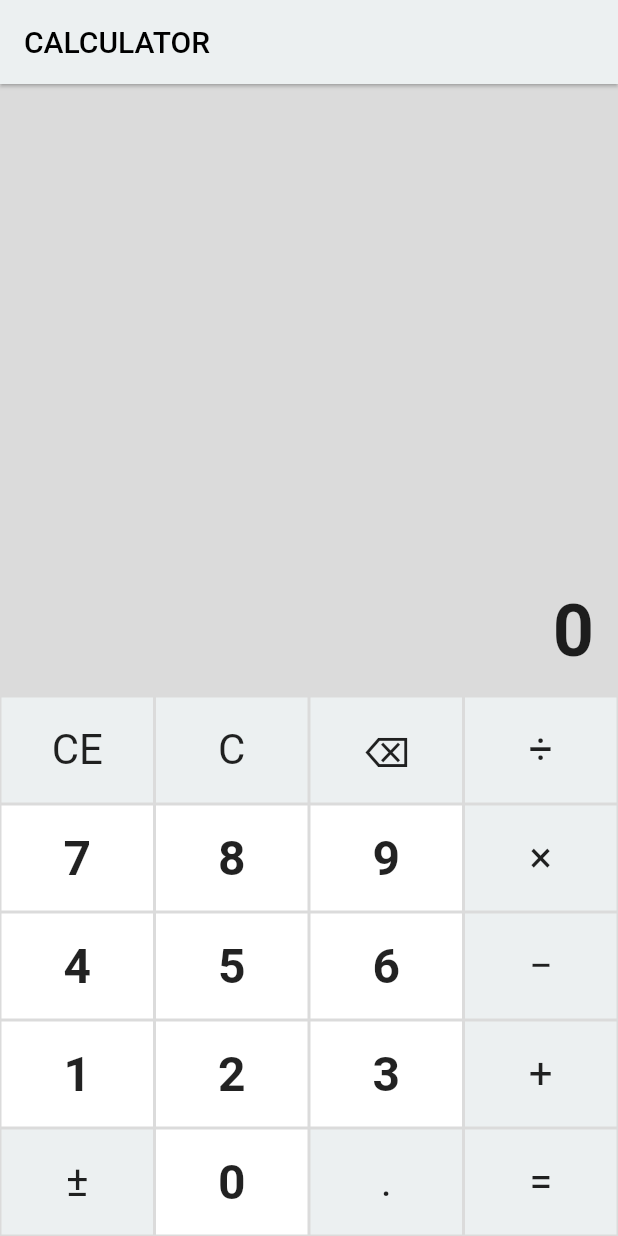
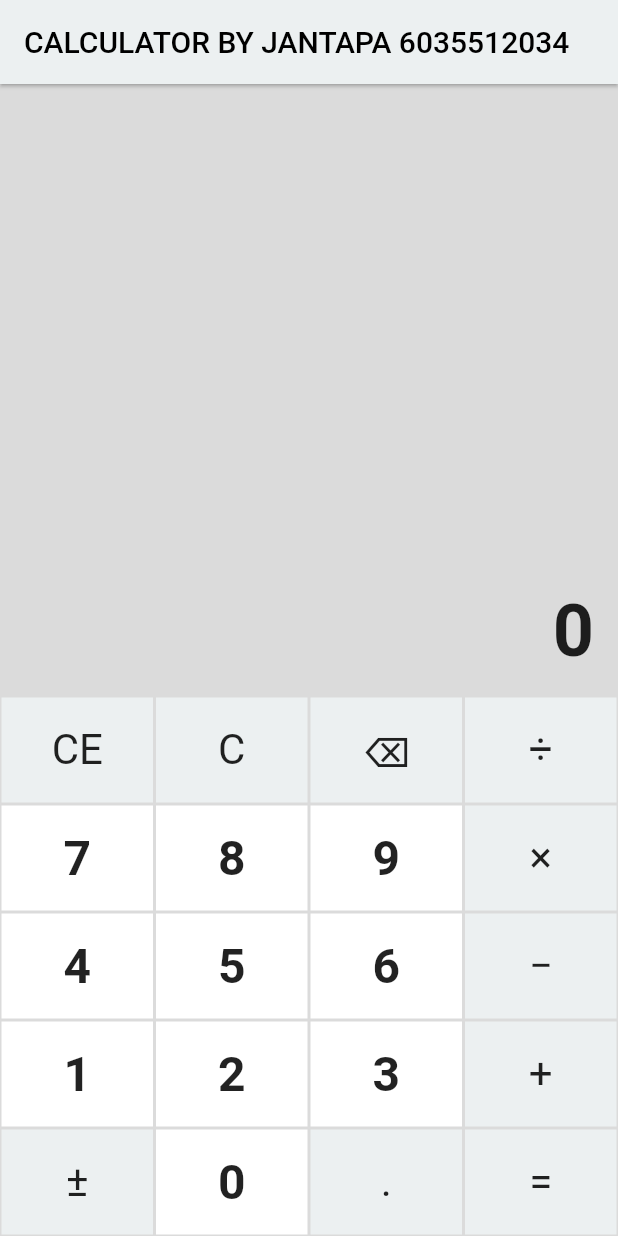
Before and after one commit to jantapabh/Flutter-Calculate, a Flutter app: the screen it shows after launch, on a phone screen of 412 x 824 dp. Run offline on Flutter 3.47's test engine with Material 2 defaults, Android fonts, the phone set to English and light mode, and no system bars.

Commit message:
ADD Description

```diff
--- a/lib/main.dart
+++ b/lib/main.dart
@@ -3,7 +3,7 @@ import 'package:flutter/material.dart';
 void main() => runApp(MyApp());
 
 class MyApp extends StatelessWidget {
-  // This widget is the root of your application.
+
   @override
   Widget build(BuildContext context) {
     return MaterialApp(
@@ -11,10 +11,12 @@ class MyApp extends StatelessWidget {
       theme: ThemeData(
         primarySwatch: Colors.blueGrey,
       ),
-      home: MyCalculator(title: 'CALCULATOR'),
+      home: MyCalculator(title: 'CALCULATOR BY JANTAPA 6035512034'),
     );
   }
 }
+
+//สร้างส่วนแสดงงผล state ของ Calculate
 
 class MyCalculator extends StatefulWidget {
 
```
